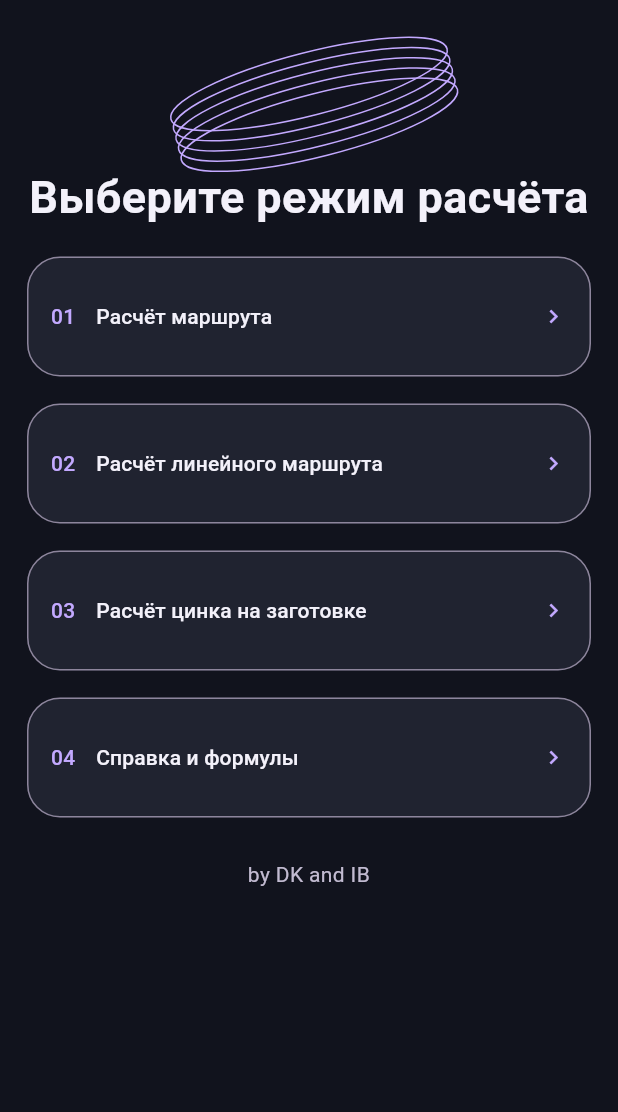
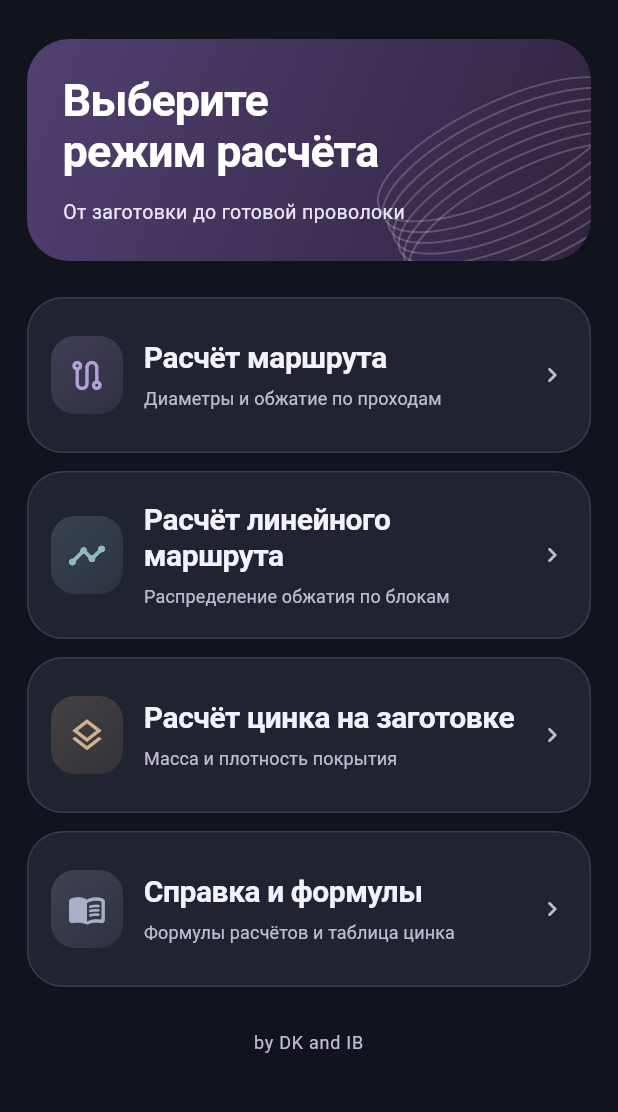
Before and after one commit to Abynarc/Dragging, a Flutter app: the screen it shows after launch, after a tap on the "dark mode" icon, on a phone screen of 412 x 824 dp, the part 78-1190 px from its top. Run offline on Flutter 3.47's test engine with Material 3 defaults, Android fonts, the phone set to English and light mode, and no system bars.

Commit message:
Release Android 3.1.2 with redesigned home and fresh screenshots

```diff
--- a/wire_drawing_calc/lib/main.dart
+++ b/wire_drawing_calc/lib/main.dart
@@ -150,54 +150,140 @@ class HomeScreen extends StatelessWidget {
     toggleTheme: toggleDarkMode,
     body: _Content(
       children: [
-        ExcludeSemantics(
-          child: SizedBox(
-            height: 84,
-            child: CustomPaint(
-              painter: _WireArt(PrecisionPalette.of(context).accent),
+        _intro(context),
+        const SizedBox(height: 24),
+        _menu(
+          context,
+          'Расчёт маршрута',
+          'Диаметры и обжатие по проходам',
+          Icons.route_outlined,
+          const Color(0xff7652bd),
+          const RouteCalculationScreen(),
         ),
-          ),
-        ),
-        const Text(
-          'Выберите режим расчёта',
-          textAlign: TextAlign.center,
-          style: TextStyle(fontSize: 30, fontWeight: FontWeight.w600),
-        ),
-        _gap,
-        _menu(context, 'Расчёт маршрута', '01', const RouteCalculationScreen()),
-        _gap,
+        const SizedBox(height: 12),
         _menu(
           context,
           'Расчёт линейного маршрута',
-          '02',
+          'Распределение обжатия по блокам',
+          Icons.timeline_rounded,
+          const Color(0xff337e91),
           const LinearRouteScreen(),
         ),
-        _gap,
+        const SizedBox(height: 12),
         _menu(
           context,
           'Расчёт цинка на заготовке',
-          '03',
+          'Масса и плотность покрытия',
+          Icons.layers_outlined,
+          const Color(0xffa57135),
           const ZincCalculationScreen(),
         ),
-        _gap,
-        _menu(context, 'Справка и формулы', '04', const ReferenceScreen()),
+        const SizedBox(height: 12),
+        _menu(
+          context,
+          'Справка и формулы',
+          'Формулы расчётов и таблица цинка',
+          Icons.menu_book_rounded,
+          const Color(0xff60719d),
+          const ReferenceScreen(),
+        ),
         const SizedBox(height: 28),
         Text(
           'by DK and IB',
           textAlign: TextAlign.center,
-          style: TextStyle(color: PrecisionPalette.of(context).muted),
+          style: TextStyle(
+            color: PrecisionPalette.of(context).muted,
+            fontSize: 12,
+            fontWeight: FontWeight.w400,
+            letterSpacing: .5,
+          ),
         ),
       ],
     ),
   );
+  Widget _intro(BuildContext context) {
+    final p = PrecisionPalette.of(context);
+    return Container(
+      clipBehavior: Clip.antiAlias,
+      decoration: BoxDecoration(
+        borderRadius: BorderRadius.circular(28),
+        gradient: LinearGradient(
+          begin: Alignment.topLeft,
+          end: Alignment.bottomRight,
+          colors:
+              p.dark
+                  ? const [Color(0xff514071), Color(0xff30243f)]
+                  : const [Color(0xff7957bb), Color(0xff493176)],
+        ),
+      ),
+      child: Stack(
+        children: [
+          Positioned(
+            right: -35,
+            top: 8,
+            child: ExcludeSemantics(
+              child: CustomPaint(
+                size: const Size(190, 155),
+                painter: _WireArt(Colors.white.withValues(alpha: .2)),
+              ),
+            ),
+          ),
+          const Padding(
+            padding: EdgeInsets.all(24),
+            child: Column(
+              crossAxisAlignment: CrossAxisAlignment.start,
+              children: [
+                Text(
+                  'Выберите\nрежим расчёта',
+                  style: TextStyle(
+                    color: Colors.white,
+                    fontSize: 30,
+                    fontWeight: FontWeight.w600,
+                    height: 1.12,
+                    letterSpacing: -.6,
+                  ),
+                ),
+                SizedBox(height: 14),
+                Text(
+                  'От заготовки до готовой проволоки',
+                  style: TextStyle(
+                    color: Color(0xffede5fa),
+                    fontSize: 13,
+                    fontWeight: FontWeight.w400,
+                    height: 1.4,
+                  ),
+                ),
+              ],
+            ),
+          ),
+        ],
+      ),
+    );
+  }
+
   Widget _menu(
     BuildContext context,
     String title,
-    String number,
+    String description,
+    IconData icon,
+    Color tint,
     Widget screen,
   ) {
     final p = PrecisionPalette.of(context);
-    return ElevatedButton(
+    final accent = p.dark ? Color.lerp(tint, Colors.white, .45)! : tint;
+    return DecoratedBox(
+      decoration: BoxDecoration(
+        borderRadius: BorderRadius.circular(24),
+        boxShadow: [
+          if (!p.dark)
+            BoxShadow(
+              color: p.ink.withValues(alpha: .04),
+              blurRadius: 20,
+              offset: const Offset(0, 6),
+            ),
+        ],
+      ),
+      child: ElevatedButton(
         onPressed:
             () => Navigator.push(
               context,
@@ -207,23 +293,72 @@ class HomeScreen extends StatelessWidget {
           backgroundColor: p.surface,
           foregroundColor: p.ink,
           elevation: 0,
-        minimumSize: const Size(48, 80),
-        padding: const EdgeInsets.all(16),
+          minimumSize: const Size(48, 104),
+          padding: const EdgeInsets.symmetric(horizontal: 16, vertical: 20),
+          alignment: Alignment.centerLeft,
           shape: RoundedRectangleBorder(
-          borderRadius: BorderRadius.circular(22),
-          side: BorderSide(color: p.line),
+            borderRadius: BorderRadius.circular(24),
+            side: BorderSide(color: p.line.withValues(alpha: .25)),
           ),
         ),
         child: Row(
           children: [
             ExcludeSemantics(
-            child: Text(number, style: TextStyle(color: p.accent)),
+              child: Container(
+                width: 48,
+                height: 52,
+                decoration: BoxDecoration(
+                  borderRadius: BorderRadius.circular(16),
+                  gradient: LinearGradient(
+                    begin: Alignment.topLeft,
+                    end: Alignment.bottomRight,
+                    colors: [
+                      accent.withValues(alpha: p.dark ? .22 : .13),
+                      accent.withValues(alpha: p.dark ? .1 : .05),
+                    ],
+                  ),
+                ),
+                child: Icon(icon, color: accent, size: 26),
+              ),
             ),
             const SizedBox(width: 14),
-          Expanded(child: Text(title)),
+            Expanded(
+              child: Column(
+                crossAxisAlignment: CrossAxisAlignment.start,
+                mainAxisSize: MainAxisSize.min,
+                children: [
+                  Text(
+                    title,
+                    style: const TextStyle(
+                      fontSize: 20,
+                      fontWeight: FontWeight.w600,
+                      height: 1.2,
+                      letterSpacing: -.3,
+                    ),
+                  ),
+                  const SizedBox(height: 7),
+                  Text(
+                    description,
+                    style: TextStyle(
+                      color: p.muted,
+                      fontSize: 12,
+                      fontWeight: FontWeight.w400,
+                      height: 1.4,
+                    ),
+                  ),
+                ],
+              ),
+            ),
             const SizedBox(width: 8),
-          Icon(Icons.chevron_right, color: p.accent),
+            ExcludeSemantics(
+              child: Icon(
+                Icons.chevron_right_rounded,
+                color: p.muted,
+                size: 20,
+              ),
+            ),
           ],
+        ),
       ),
     );
   }
@@ -238,12 +373,12 @@ class _WireArt extends CustomPainter {
         Paint()
           ..color = color
           ..style = PaintingStyle.stroke
-          ..strokeWidth = 1;
-    canvas.translate(size.width / 2, 30);
-    canvas.rotate(-.25);
-    for (var i = 0; i < 5; i++) {
+          ..strokeWidth = 1.3;
+    canvas.translate(size.width / 2, size.height / 2 - 12);
+    canvas.rotate(-.45);
+    for (var i = 0; i < 7; i++) {
       canvas.drawOval(
-        Rect.fromCenter(center: Offset(0, i * 7), width: 190, height: 42),
+        Rect.fromCenter(center: Offset(0, i * 8), width: 180, height: 62),
         paint,
       );
     }
--- a/wire_drawing_calc/pubspec.yaml
+++ b/wire_drawing_calc/pubspec.yaml
@@ -2,7 +2,7 @@ name: wire_drawing_calc
 description: "A new Flutter project."
 publish_to: 'none'
 
-version: 3.1.1+13
+version: 3.1.2+14
 
 environment:
   sdk: '>=3.7.2 <4.0.0'
```
Also changed, not shown: 7 other files. Lines whose indentation alone changed are shown as unchanged.
